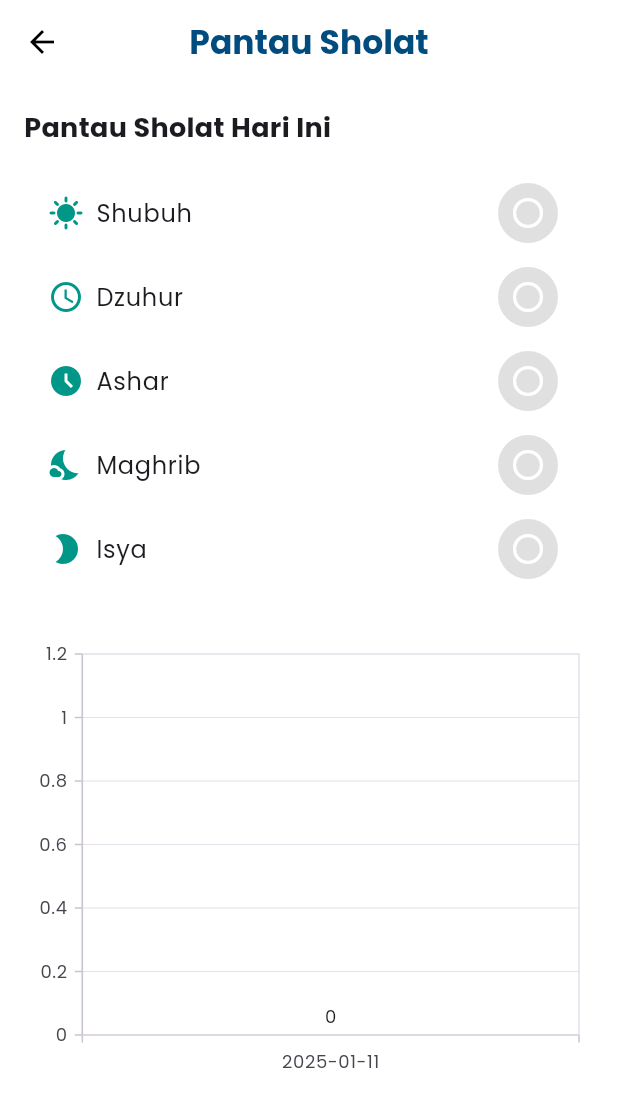
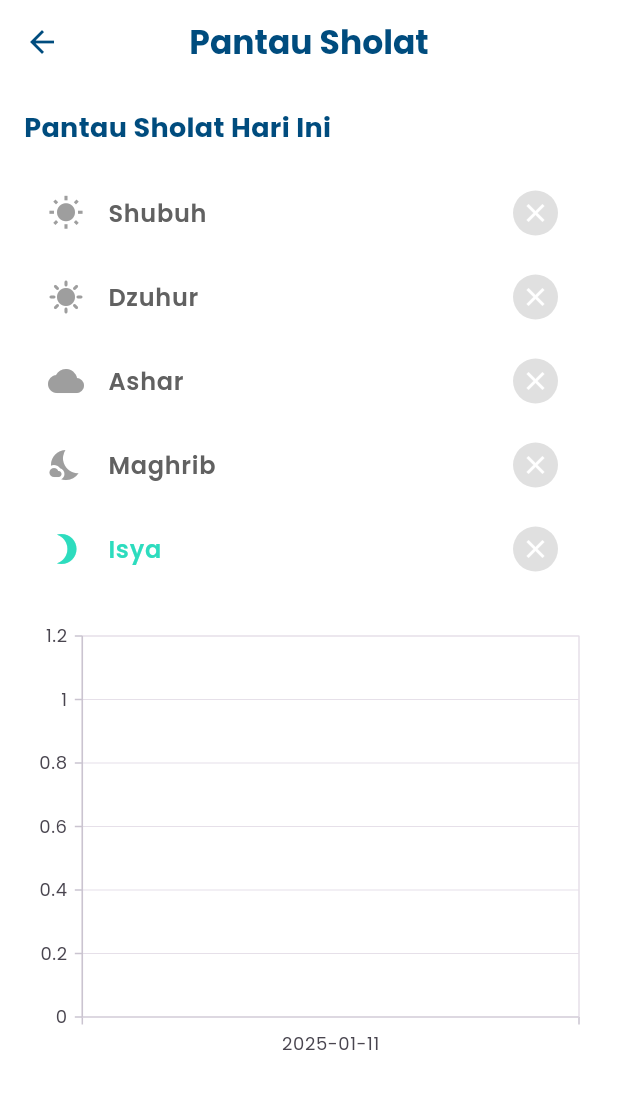
Before and after one commit to IlhamRichie/Tumanina-App, a Flutter app: the PantauSholatScreen screen opened directly with empty values, on a phone screen of 412 x 824 dp. Shown: the top 1107 px of the screen. Run offline on Flutter 3.47's test engine with Material 3 defaults, Android fonts, the phone set to English and light mode, and no system bars; our stand-ins replace audioplayers, camera, dio, flutter_compass, geolocator, google_fonts and 4 more; accounts and stored records are empty; network calls fail.

Commit message:
Pantau V4

```diff
--- a/lib/screens/pantau_sholat_screen.dart
+++ b/lib/screens/pantau_sholat_screen.dart
@@ -9,10 +9,10 @@ class PantauSholatScreen extends StatefulWidget {
   final Map<String, String> prayerTimes;
 
   const PantauSholatScreen({
-    super.key,
+    Key? key,
     required this.onUpdate,
-    required this.prayerTimes, required Map<String, bool> sholatMilestones,
-  });
+    required this.prayerTimes,
+  }) : super(key: key);
 
   @override
   _PantauSholatScreenState createState() => _PantauSholatScreenState();
@@ -20,11 +20,11 @@ class PantauSholatScreen extends StatefulWidget {
 
 class _PantauSholatScreenState extends State<PantauSholatScreen> {
   Map<String, bool> todayLog = {
-    'shubuh': false,
-    'dzuhur': false,
-    'ashar': false,
-    'maghrib': false,
-    'isya': false,
+    'Shubuh': false,
+    'Dzuhur': false,
+    'Ashar': false,
+    'Maghrib': false,
+    'Isya': false,
   };
   List<Map<String, dynamic>> prayerLog = [];
   bool isLoading = true;
@@ -37,20 +37,7 @@ class _PantauSholatScreenState extends State<PantauSholatScreen> {
 
   Future<void> saveProgress() async {
     final prefs = await SharedPreferences.getInstance();
-
-    final List<Map<String, dynamic>> validPrayerLog = prayerLog.map((log) {
-      return {
-        'date': log['date'] ?? DateTime.now().toString().split(' ')[0],
-        'shubuh': log['shubuh'] == true,
-        'dzuhur': log['dzuhur'] == true,
-        'ashar': log['ashar'] == true,
-        'maghrib': log['maghrib'] == true,
-        'isya': log['isya'] == true,
-      };
-    }).toList();
-
-    final jsonLog = json.encode(validPrayerLog);
-    await prefs.setString('prayerLog', jsonLog);
+    await prefs.setString('prayerLog', json.encode(prayerLog));
   }
 
   Future<void> loadProgress() async {
@@ -59,32 +46,38 @@ class _PantauSholatScreenState extends State<PantauSholatScreen> {
     final today = DateTime.now().toString().split(' ')[0];
 
     if (jsonLog != null) {
-      setState(() {
-        prayerLog =
-            List<Map<String, dynamic>>.from(json.decode(jsonLog)).map((log) {
-          return {
-            'date': log['date'] ?? today,
-            'shubuh': log['shubuh'] == true,
-            'dzuhur': log['dzuhur'] == true,
-            'ashar': log['ashar'] == true,
-            'maghrib': log['maghrib'] == true,
-            'isya': log['isya'] == true,
+      prayerLog = List<Map<String, dynamic>>.from(json.decode(jsonLog));
+
+      final todayEntry = prayerLog.firstWhere(
+        (log) => log['date'] == today,
+        orElse: () => {
+          'date': today,
+          'Shubuh': false,
+          'Dzuhur': false,
+          'Ashar': false,
+          'Maghrib': false,
+          'Isya': false,
+        },
+      );
+
+      todayLog = {
+        'Shubuh': todayEntry['Shubuh'] ?? false,
+        'Dzuhur': todayEntry['Dzuhur'] ?? false,
+        'Ashar': todayEntry['Ashar'] ?? false,
+        'Maghrib': todayEntry['Maghrib'] ?? false,
+        'Isya': todayEntry['Isya'] ?? false,
       };
-        }).toList();
-      });
     } else {
-      setState(() {
       prayerLog = [
         {
           'date': today,
-            'shubuh': false,
-            'dzuhur': false,
-            'ashar': false,
-            'maghrib': false,
-            'isya': false,
+          'Shubuh': false,
+          'Dzuhur': false,
+          'Ashar': false,
+          'Maghrib': false,
+          'Isya': false,
         }
       ];
-      });
     }
 
     setState(() {
@@ -94,62 +87,67 @@ class _PantauSholatScreenState extends State<PantauSholatScreen> {
 
   bool isTimeValid(String prayerKey) {
     final now = DateTime.now();
-    final currentPrayerTime = _getPrayerTime(prayerKey);
+    final prayerTime = _parsePrayerTime(prayerKey);
     final nextPrayerTime = _getNextPrayerTime(prayerKey);
-
-    // Valid jika sekarang >= waktu sholat saat ini dan < waktu sholat berikutnya
-    return now.isAfter(currentPrayerTime) && now.isBefore(nextPrayerTime);
+    return now.isAfter(prayerTime) && now.isBefore(nextPrayerTime);
   }
 
-  DateTime _getPrayerTime(String prayerKey) {
+  DateTime _parsePrayerTime(String prayerKey) {
     final now = DateTime.now();
-    final prayerTimeString = widget.prayerTimes[prayerKey] ?? "00:00";
-    final prayerTimeParts = prayerTimeString.split(':');
+    final timeString = widget.prayerTimes[prayerKey] ?? "00:00";
+    final timeParts = timeString.split(':');
     return DateTime(
       now.year,
       now.month,
       now.day,
-      int.parse(prayerTimeParts[0]),
-      int.parse(prayerTimeParts[1]),
+      int.parse(timeParts[0]),
+      int.parse(timeParts[1]),
     );
   }
 
   DateTime _getNextPrayerTime(String prayerKey) {
-    final prayerOrder = ['shubuh', 'dzuhur', 'ashar', 'maghrib', 'isya'];
+    final prayerOrder = ['Shubuh', 'Dzuhur', 'Ashar', 'Maghrib', 'Isya'];
     final currentIndex = prayerOrder.indexOf(prayerKey);
 
-    // Jika ini adalah sholat terakhir (Isya), waktu berikutnya adalah Subuh hari berikutnya
+    if (currentIndex == -1) return DateTime.now();
+
     if (currentIndex == prayerOrder.length - 1) {
-      return _getPrayerTime('shubuh').add(const Duration(days: 1));
+      return _parsePrayerTime('Shubuh').add(Duration(days: 1));
     }
 
-    final nextPrayerKey = prayerOrder[currentIndex + 1];
-    return _getPrayerTime(nextPrayerKey);
+    return _parsePrayerTime(prayerOrder[currentIndex + 1]);
   }
 
   void updateLog(String prayer, bool value) {
     final today = DateTime.now().toString().split(' ')[0];
-
     setState(() {
       todayLog[prayer] = value;
-
       final todayIndex = prayerLog.indexWhere((log) => log['date'] == today);
       if (todayIndex != -1) {
-        prayerLog[todayIndex] = {
-          'date': today,
-          ...todayLog,
-        };
+        prayerLog[todayIndex] = {'date': today, ...todayLog};
       } else {
-        prayerLog.add({
-          'date': today,
-          ...todayLog,
-        });
+        prayerLog.add({'date': today, ...todayLog});
       }
     });
+    widget.onUpdate(todayLog);
+    saveProgress();
+  }
 
-    widget.onUpdate(todayLog);
-
-    saveProgress();
+  IconData getPrayerIcon(String prayerKey) {
+    switch (prayerKey) {
+      case 'Shubuh':
+        return Icons.wb_sunny;
+      case 'Dzuhur':
+        return Icons.sunny;
+      case 'Ashar':
+        return Icons.cloud;
+      case 'Maghrib':
+        return Icons.nights_stay;
+      case 'Isya':
+        return Icons.brightness_3;
+      default:
+        return Icons.circle_outlined;
+    }
   }
 
   @override
@@ -166,21 +164,15 @@ class _PantauSholatScreenState extends State<PantauSholatScreen> {
         ),
         backgroundColor: Colors.white,
         leading: IconButton(
-          icon: const Icon(Icons.arrow_back, color: Colors.black),
-          onPressed: () {
-            ScaffoldMessenger.of(context).clearSnackBars();
-            Navigator.pop(context);
-          },
+          icon: const Icon(Icons.arrow_back, color: Color(0xFF004C7E)),
+          onPressed: () => Navigator.pop(context),
         ),
         centerTitle: true,
       ),
       body: isLoading
           ? const Center(child: CircularProgressIndicator())
           : SingleChildScrollView(
-              child: Column(
-                crossAxisAlignment: CrossAxisAlignment.start,
-                children: [
-                  Padding(
+              child: Padding(
                 padding: const EdgeInsets.all(16.0),
                 child: Column(
                   crossAxisAlignment: CrossAxisAlignment.start,
@@ -189,123 +181,93 @@ class _PantauSholatScreenState extends State<PantauSholatScreen> {
                       'Pantau Sholat Hari Ini',
                       style: GoogleFonts.poppins(
                         fontSize: 18,
+                        color: const Color(0xFF004C7E),
                         fontWeight: FontWeight.bold,
                       ),
                     ),
                     const SizedBox(height: 16),
-                        ...todayLog.entries.map((entry) {
-                          IconData? icon;
-                          switch (entry.key) {
-                            case 'shubuh':
-                              icon = Icons.sunny;
-                              break;
-                            case 'dzuhur':
-                              icon = Icons.access_time;
-                              break;
-                            case 'ashar':
-                              icon = Icons.access_time_filled;
-                              break;
-                            case 'maghrib':
-                              icon = Icons.nights_stay;
-                              break;
-                            case 'isya':
-                              icon = Icons.brightness_2;
-                              break;
-                          }
-                          return ListTile(
-                            title: Row(
-                              children: [
-                                Icon(icon, color: Colors.teal),
-                                const SizedBox(width: 8),
-                                Text(
-                                  entry.key.capitalize(),
-                                  style: GoogleFonts.poppins(fontSize: 16),
-                                ),
+                    _buildPrayerChecklist(),
+                    const SizedBox(height: 20),
+                    _buildPrayerChart(),
                   ],
                 ),
-                            trailing: CircleAvatar(
-                              backgroundColor: entry.value
-                                  ? const Color(0xFF2DDCBE)
-                                  : Colors.grey[300],
-                              child: Icon(
-                                entry.value
-                                    ? Icons.check_circle
-                                    : Icons.radio_button_unchecked,
-                                color: Colors.white,
-                              ),
-                            ),
-                            onTap: () {
-                              if (isTimeValid(entry.key)) {
-                                updateLog(entry.key, !entry.value);
-                              } else {
-                                ScaffoldMessenger.of(context).showSnackBar(
-                                  SnackBar(
-                                    content: Text(
-                                        'Waktu untuk ${entry.key.capitalize()} telah berlalu atau belum waktunya.'),
-                                    duration: const Duration(seconds: 1),
-                                  ),
-                                );
-                              }
-                            },
-                          );
-                        }).toList(),
-                      ],
-                    ),
-                  ),
-                  PrayerChart(prayerLog: prayerLog), // Kembalikan Grafik
-                ],
               ),
             ),
     );
   }
+
+  Widget _buildPrayerChecklist() {
+    return Column(
+      children: todayLog.entries.map((entry) {
+        final isActive = isTimeValid(entry.key);
+        return ListTile(
+          leading: Icon(
+            getPrayerIcon(entry.key),
+            color: isActive ? const Color(0xFF2DDCBE) : Colors.grey,
+          ),
+          title: Text(
+            entry.key,
+            style: TextStyle(
+              color: isActive ? const Color(0xFF2DDCBE) : Colors.grey.shade700,
+              fontWeight: FontWeight.w600,
+            ),
+          ),
+          trailing: Container(
+            width: 30,
+            height: 30,
+            decoration: BoxDecoration(
+              shape: BoxShape.circle,
+              color:
+                  entry.value ? const Color(0xFF2DDCBE) : Colors.grey.shade300,
+            ),
+            child: Icon(
+              entry.value ? Icons.check : Icons.close,
+              color: Colors.white,
+              size: 20,
+            ),
+          ),
+          onTap: isActive
+              ? () {
+                  updateLog(entry.key, !entry.value);
+                }
+              : null,
+        );
+      }).toList(),
+    );
   }
 
-// Komponen Grafik
-class PrayerChart extends StatelessWidget {
-  final List<Map<String, dynamic>> prayerLog;
-
-  const PrayerChart({super.key, required this.prayerLog});
-
-  @override
-  Widget build(BuildContext context) {
-    List<_ChartData> chartData = prayerLog.where((data) {
-      return data['date'] is String;
-    }).map((data) {
-      int completedPrayers = data.entries
+  Widget _buildPrayerChart() {
+    List<_ChartData> chartData = prayerLog.map((log) {
+      final date = log['date'] is String ? log['date'] : 'Unknown';
+      int completed = log.entries
           .where((entry) => entry.key != 'date' && entry.value == true)
           .length;
-      return _ChartData(data['date'] as String, completedPrayers);
+
+      return _ChartData(date, completed);
     }).toList();
 
-    return Padding(
-      padding: const EdgeInsets.all(16.0),
-      child: SfCartesianChart(
+    return SfCartesianChart(
       primaryXAxis: CategoryAxis(),
       primaryYAxis: NumericAxis(),
       series: <CartesianSeries<_ChartData, String>>[
         ColumnSeries<_ChartData, String>(
           dataSource: chartData,
           xValueMapper: (_ChartData data, _) => data.date,
-            yValueMapper: (_ChartData data, _) => data.completedPrayers,
-            dataLabelSettings: const DataLabelSettings(isVisible: true),
-            borderRadius: const BorderRadius.all(Radius.circular(5)),
-            color: const Color(0xFF004C7E),
+          yValueMapper: (_ChartData data, _) => data.completed,
+          gradient: const LinearGradient(
+            colors: [Color(0xFF2DDCBE), Color(0xFF004C7E)],
+            begin: Alignment.topCenter,
+            end: Alignment.bottomCenter,
+          ),
         ),
       ],
-      ),
     );
   }
 }
 
 class _ChartData {
   final String date;
-  final int completedPrayers;
+  final int completed;
 
-  _ChartData(this.date, this.completedPrayers);
+  _ChartData(this.date, this.completed);
 }
-
-extension StringExtension on String {
-  String capitalize() {
-    return "${this[0].toUpperCase()}${substring(1)}";
-  }
-}
```
Also changed, not shown: lib/screens/home_screen.dart (+15 -3 lines). Lines whose indentation alone changed are shown as unchanged.
